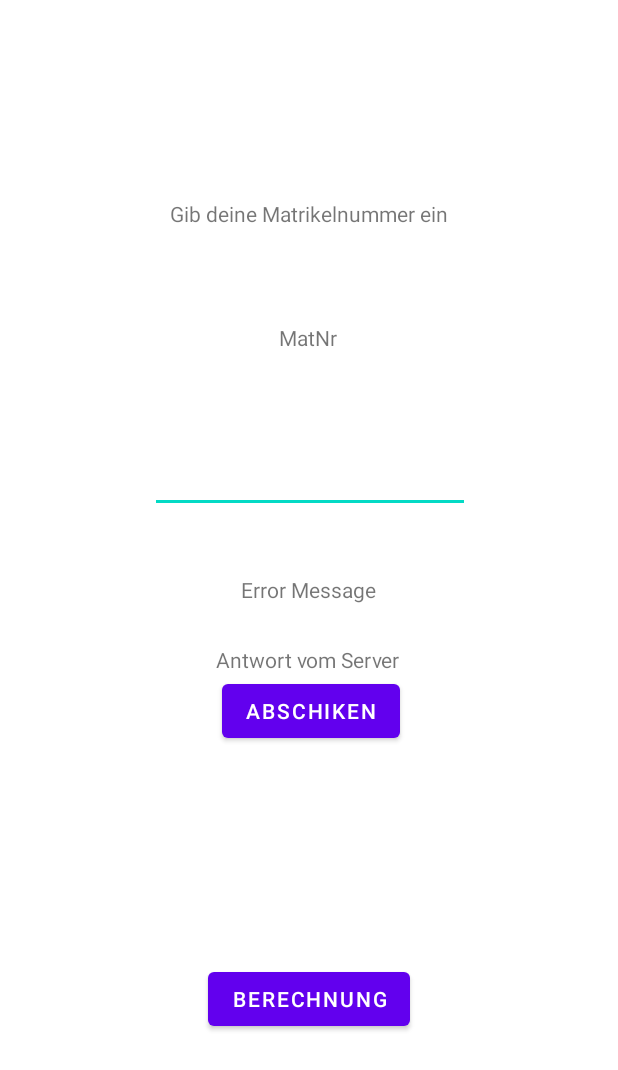
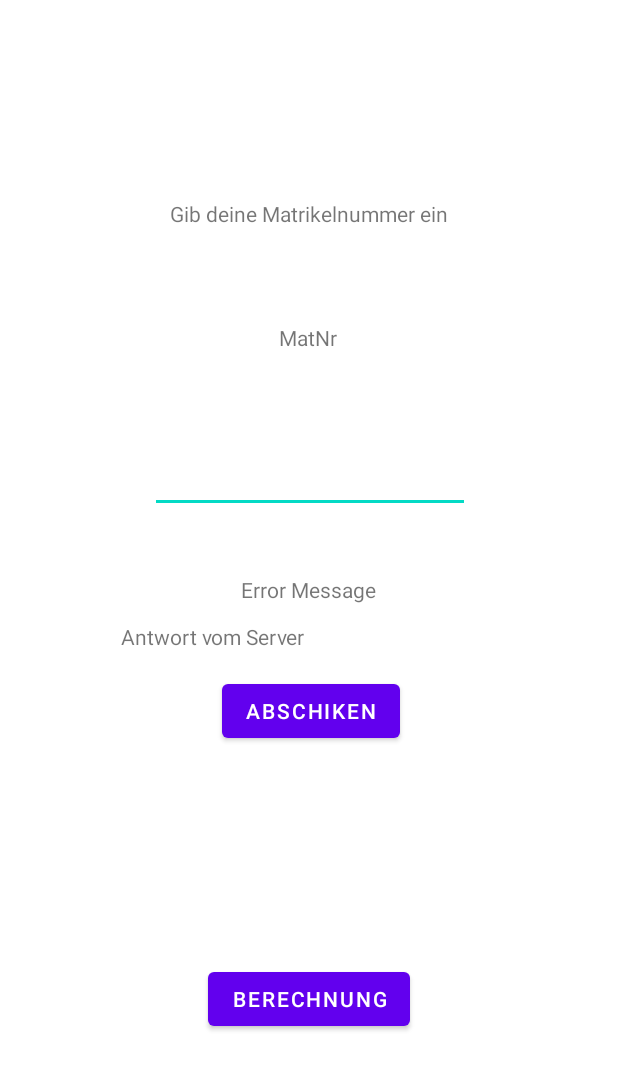
Before and after one commit to bego99/Trail.App, an Android app: the layout activity_main.xml on its own in the app's theme, with its tools: preview values and no code run, on a phone screen of 412 x 824 dp. Shown: the top 1070 px of the screen. Run offline under Robolectric (Android 15) with nearby library versions, the phone set to English and light mode, and no system bars.

Commit message:
UI angepasst

```diff
--- a/app/src/main/res/layout/activity_main.xml
+++ b/app/src/main/res/layout/activity_main.xml
@@ -54,18 +54,18 @@
 
     <TextView
         android:id="@+id/textView2"
-        android:layout_width="wrap_content"
-        android:layout_height="wrap_content"
-        android:layout_marginStart="145dp"
+        android:layout_width="250dp"
+        android:layout_height="65dp"
+        android:layout_marginStart="10dp"
         android:layout_marginTop="100dp"
-        android:layout_marginEnd="145dp"
+        android:layout_marginEnd="10dp"
         android:text="@string/antwort_vom_server"
         app:layout_constraintBottom_toBottomOf="parent"
         app:layout_constraintEnd_toEndOf="parent"
-        app:layout_constraintHorizontal_bias="1.0"
+        app:layout_constraintHorizontal_bias="0.498"
         app:layout_constraintStart_toStartOf="parent"
         app:layout_constraintTop_toTopOf="parent"
-        app:layout_constraintVertical_bias="0.468" />
+        app:layout_constraintVertical_bias="0.478" />
 
     <TextView
         android:id="@+id/textView3"
```
Also changed, not shown: app/src/main/java/com/example/se2_trail/MainActivity.java (+1 -16 lines).
